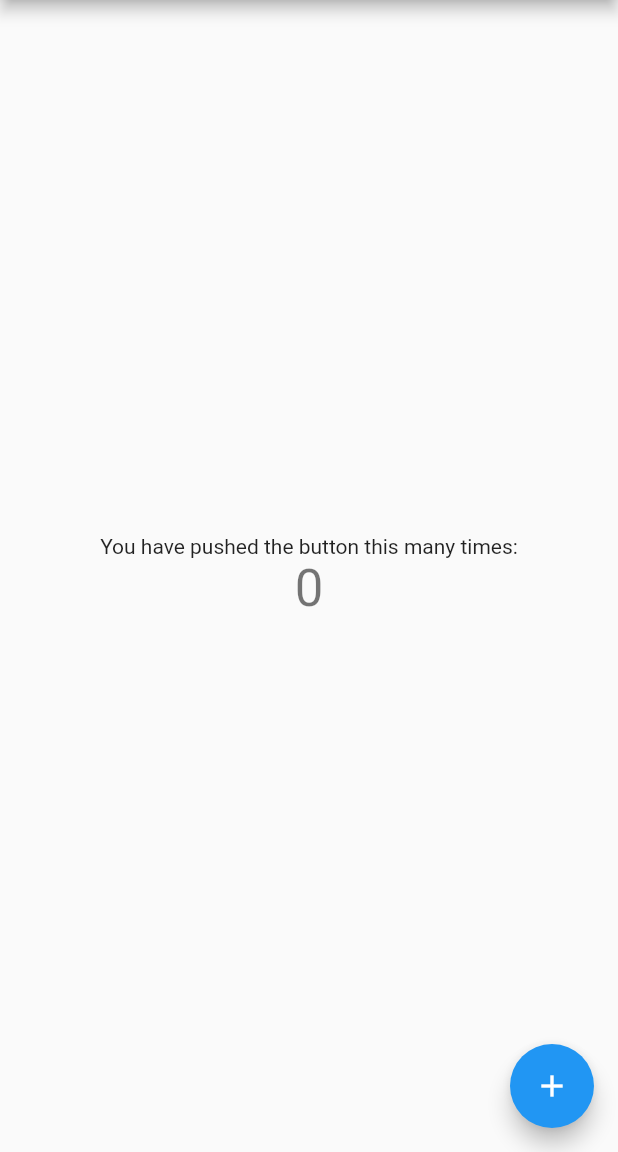
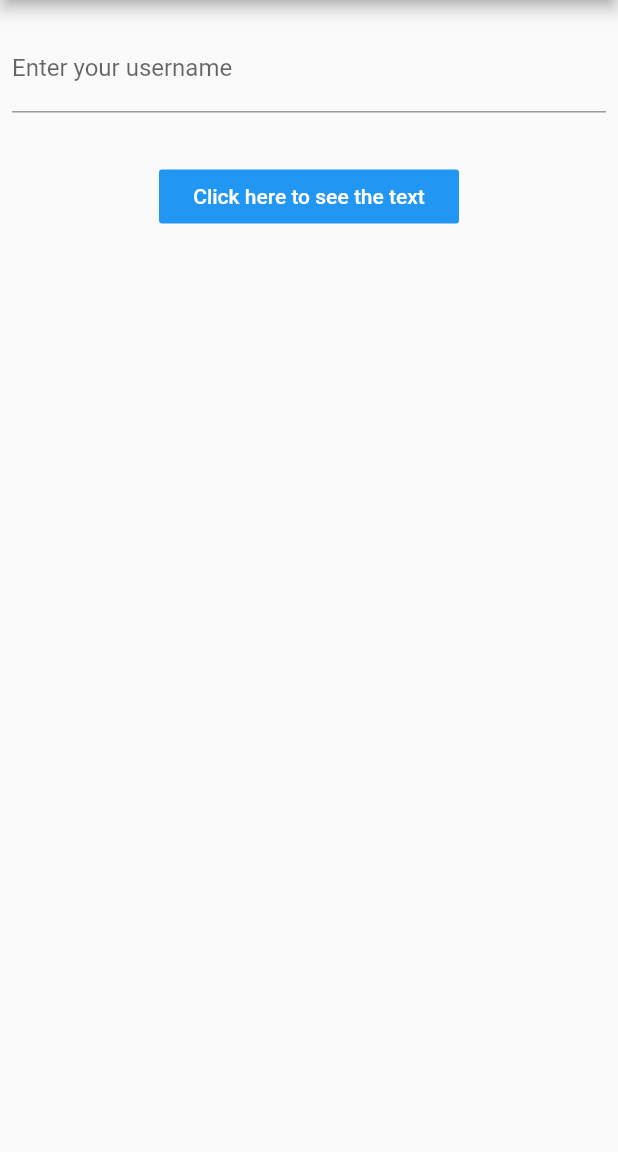
Before and after one commit to SathishSaminathan/my_flutter_app_v1.22.4, a Flutter app: the screen it shows after launch, on a phone screen of 412 x 824 dp, the part 84-1236 px from its top. Run offline on Flutter 3.47's test engine with Material 2 defaults, Android fonts, the phone set to English and light mode, and no system bars.

Commit message:
Commit for UI

```diff
--- a/lib/main.dart
+++ b/lib/main.dart
@@ -51,6 +51,7 @@ class MyHomePage extends StatefulWidget {
 
 class _MyHomePageState extends State<MyHomePage> {
   int _counter = 0;
+  final myController = TextEditingController();
 
   void _incrementCounter() {
     setState(() {
@@ -77,41 +78,48 @@ class _MyHomePageState extends State<MyHomePage> {
         // the App.build method, and use it to set our appbar title.
         title: Text(widget.title),
       ),
-      body: Center(
-        // Center is a layout widget. It takes a single child and positions it
-        // in the middle of the parent.
-        child: Column(
-          // Column is also a layout widget. It takes a list of children and
-          // arranges them vertically. By default, it sizes itself to fit its
-          // children horizontally, and tries to be as tall as its parent.
-          //
-          // Invoke "debug painting" (press "p" in the console, choose the
-          // "Toggle Debug Paint" action from the Flutter Inspector in Android
-          // Studio, or the "Toggle Debug Paint" command in Visual Studio Code)
-          // to see the wireframe for each widget.
-          //
-          // Column has various properties to control how it sizes itself and
-          // how it positions its children. Here we use mainAxisAlignment to
-          // center the children vertically; the main axis here is the vertical
-          // axis because Columns are vertical (the cross axis would be
-          // horizontal).
-          mainAxisAlignment: MainAxisAlignment.center,
-          children: <Widget>[
-            Text(
-              'You have pushed the button this many times:',
+      body: Column(
+        crossAxisAlignment: CrossAxisAlignment.start,
+        children: <Widget>[
+          Padding(
+            padding: const EdgeInsets.symmetric(horizontal: 8, vertical: 16),
+            child: TextFormField(
+              controller: myController,
+              decoration: const InputDecoration(
+                border: UnderlineInputBorder(),
+                labelText: 'Enter your username',
+              ),
             ),
-            Text(
-              '$_counter',
-              style: Theme.of(context).textTheme.headline4,
+          ),
+          Align(
+            alignment: Alignment.center,
+            child: Padding(
+              padding: const EdgeInsets.symmetric(horizontal: 8, vertical: 16),
+              child: FlatButton(
+                child: Text(
+                  'Click here to see the text',
+                ),
+                color: Colors.blue,
+                textColor: Colors.white,
+                minWidth: 200,
+                onPressed: () {
+                  showDialog(
+                    context: context,
+                    builder: (context) {
+                      return AlertDialog(
+                        // Retrieve the text the that user has entered by using the
+                        // TextEditingController.
+                        content: Text(myController.text),
+                      );
+                    },
+                  );
+                },
+              ),
             ),
-          ],
-        ),
+          ),
+        ],
       ),
-      floatingActionButton: FloatingActionButton(
-        onPressed: _incrementCounter,
-        tooltip: 'Increment',
-        child: Icon(Icons.add),
-      ), // This trailing comma makes auto-formatting nicer for build methods.
+      // This trailing comma makes auto-formatting nicer for build methods.
     );
   }
 }
```
